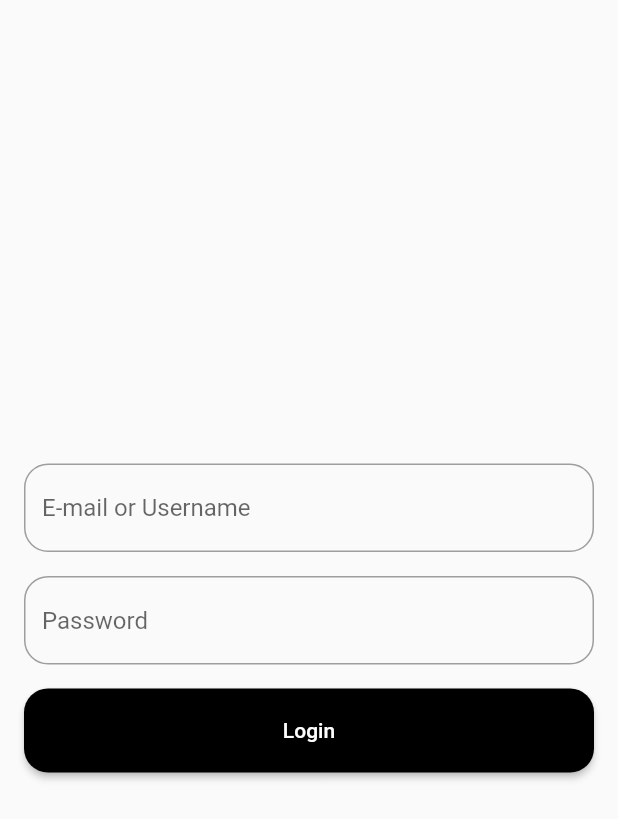
After one commit to Faiz-rhm/Flutter-Riverpod-Example, a Flutter app: the screen it shows after launch, on a phone screen of 412 x 824 dp. The commit adds this screen. Shown: the top 819 px of the screen. Run offline on Flutter 3.47's test engine with Material 2 defaults, Android fonts, the phone set to English and light mode, and no system bars; our stand-ins replace flutter_riverpod, freezed_annotation; generated files the repository leaves out were written again.

Commit message:
add login page, provider, etc

```diff
--- a/lib/main.dart
+++ b/lib/main.dart
@@ -1,6 +1,6 @@
 import 'package:flutter/material.dart';
 import 'package:flutter_riverpod/flutter_riverpod.dart';
-import 'package:river_pod/counter.dart';
+import 'package:river_pod/src/features/auth/view/login_page.dart';
 
 void main() {
   runApp(
@@ -15,7 +15,7 @@ class MyApp extends StatelessWidget {
   Widget build(BuildContext context) {
     return const MaterialApp(
       debugShowCheckedModeBanner: false,
-      home: CounterApp()
+      home: LoginPage()
     );
   }
 }
--- /dev/null
+++ b/lib/src/features/auth/provider/auth_provider.dart
@@ -0,0 +1,12 @@
+import 'package:flutter_riverpod/flutter_riverpod.dart';
+
+final authProvider = StateNotifierProvider<AuthProvider, bool>((ref) => AuthProvider());
+
+class AuthProvider extends StateNotifier<bool> {
+  AuthProvider(): super(false);
+
+  void login() {
+
+  }
+
+}
--- /dev/null
+++ b/lib/src/features/auth/view/login_page.dart
@@ -0,0 +1,50 @@
+import 'package:flutter/material.dart';
+import 'package:flutter_riverpod/flutter_riverpod.dart';
+import 'package:river_pod/src/features/auth/widgets/custom_input.dart';
+
+class LoginPage extends ConsumerWidget {
+  const LoginPage({super.key});
+
+  @override
+  Widget build(BuildContext context, WidgetRef ref) {
+    final userNameTextController = TextEditingController(text: '');
+    final passwordTextController = TextEditingController(text: '');
+
+
+    return GestureDetector(
+      onTap: () => FocusScope.of(context).unfocus(),
+      child: Scaffold(
+        body: Padding(
+          padding: const EdgeInsets.all(16),
+          child: Column(
+            mainAxisAlignment: MainAxisAlignment.center,
+            crossAxisAlignment: CrossAxisAlignment.stretch,
+            children: [
+              CustomInput(
+                hint: 'E-mail or Username',
+                controller: userNameTextController
+              ),
+              const SizedBox(height: 16,),
+              CustomInput(
+                hint: 'Password',
+                controller: passwordTextController
+              ),
+              const SizedBox(height: 16,),
+              MaterialButton(
+                height: 56,
+                shape: RoundedRectangleBorder(
+                  borderRadius: BorderRadius.circular(16)
+                ),
+                color: Colors.black,
+                onPressed: () {},
+                child: const Text('Login', style: TextStyle(
+                  color: Colors.white
+                )),
+              ),
+            ],
+          ),
+        ),
+      ),
+    );
+  }
+}
--- /dev/null
+++ b/lib/src/features/auth/widgets/custom_input.dart
@@ -0,0 +1,30 @@
+import 'package:flutter/material.dart';
+
+class CustomInput extends StatelessWidget {
+  const CustomInput({super.key, required this.hint, required this.controller});
+
+  final String hint;
+  final TextEditingController controller;
+
+  @override
+  Widget build(BuildContext context) {
+    return TextField(
+      controller: controller,
+      decoration: InputDecoration(
+        hintText: hint,
+        enabledBorder: OutlineInputBorder(
+          borderRadius: BorderRadius.circular(16),
+          borderSide: const BorderSide(
+            color: Colors.grey
+          )
+        ),
+        focusedBorder: OutlineInputBorder(
+          borderRadius: BorderRadius.circular(16),
+          borderSide: const BorderSide(
+            color: Colors.black
+          )
+        ),
+      ),
+    );
+  }
+}
--- /dev/null
+++ b/lib/src/helper/typedef.dart
@@ -0,0 +1,2 @@
+typedef JSON = Map<String, dynamic>;
+typedef QueryParams = Map<String, String>;
```
